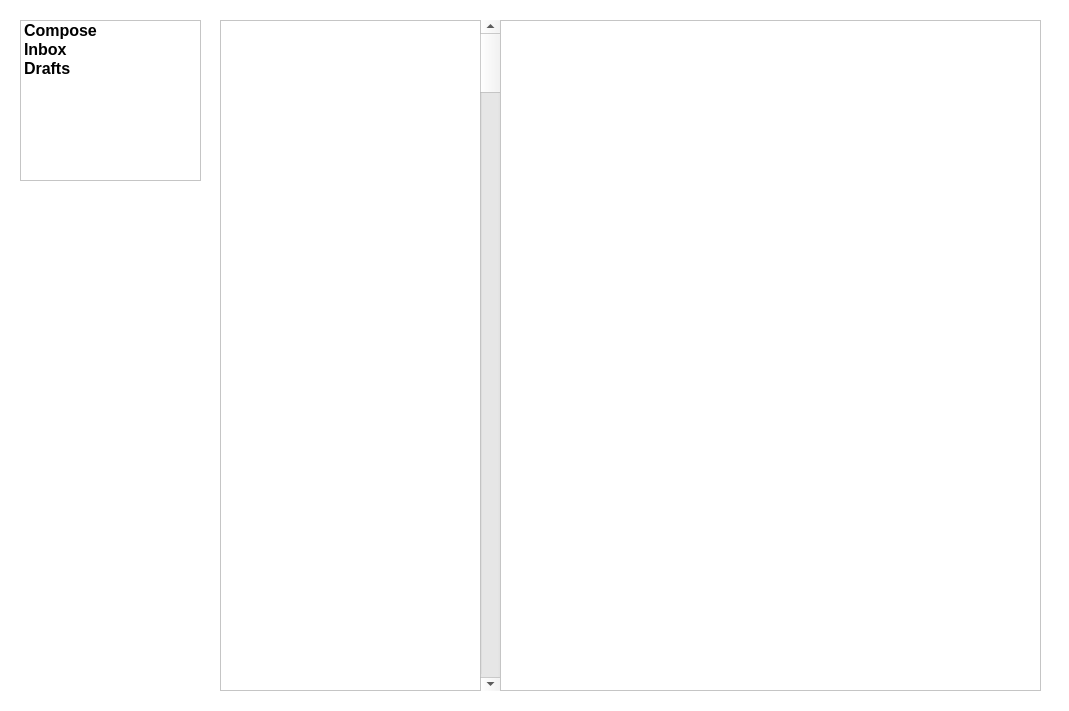
Qingzheng-Wang/EasyMail, file MainWindow.ui: the form before one commit.
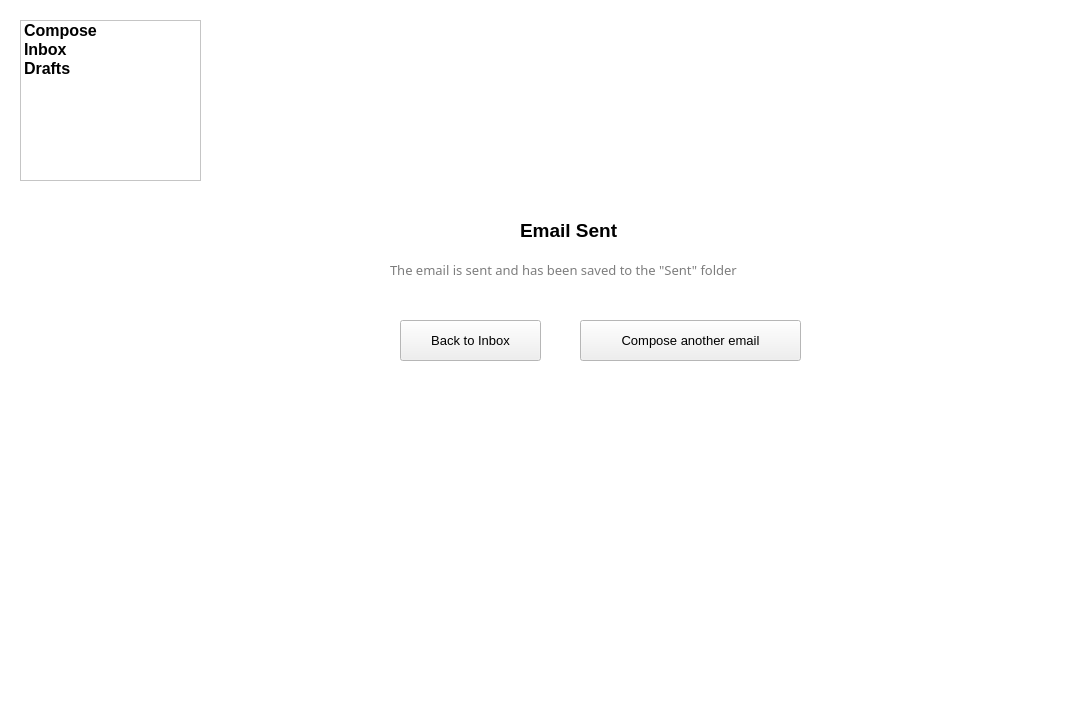
The form after the commit. Icons and pictures are not drawn.

```diff
--- a/MainWindow.ui
+++ b/MainWindow.ui
@@ -192,7 +192,7 @@
     <item>
      <widget class="QStackedWidget" name="stackedWidget">
       <property name="currentIndex">
-       <number>2</number>
+       <number>3</number>
       </property>
       <widget class="QWidget" name="pageCompose">
        <widget class="QLabel" name="labelNewMail">
@@ -418,6 +418,193 @@
         </property>
        </widget>
       </widget>
+      <widget class="QWidget" name="pageEmailSent">
+       <widget class="QLabel" name="label">
+        <property name="geometry">
+         <rect>
+          <x>300</x>
+          <y>100</y>
+          <width>111</width>
+          <height>101</height>
+         </rect>
+        </property>
+        <property name="text">
+         <string/>
+        </property>
+        <property name="pixmap">
+         <pixmap>../EmailSentIcon.png</pixmap>
+        </property>
+       </widget>
+       <widget class="QLabel" name="label_2">
+        <property name="geometry">
+         <rect>
+          <x>300</x>
+          <y>190</y>
+          <width>131</width>
+          <height>41</height>
+         </rect>
+        </property>
+        <property name="font">
+         <font>
+          <family>Microsoft YaHei UI</family>
+          <pointsize>14</pointsize>
+          <weight>75</weight>
+          <bold>true</bold>
+         </font>
+        </property>
+        <property name="text">
+         <string>Email Sent</string>
+        </property>
+       </widget>
+       <widget class="QLabel" name="label_3">
+        <property name="geometry">
+         <rect>
+          <x>170</x>
+          <y>240</y>
+          <width>431</width>
+          <height>20</height>
+         </rect>
+        </property>
+        <property name="palette">
+         <palette>
+          <active>
+           <colorrole role="WindowText">
+            <brush brushstyle="SolidPattern">
+             <color alpha="255">
+              <red>125</red>
+              <green>125</green>
+              <blue>125</blue>
+             </color>
+            </brush>
+           </colorrole>
+           <colorrole role="Text">
+            <brush brushstyle="SolidPattern">
+             <color alpha="255">
+              <red>156</red>
+              <green>156</green>
+              <blue>156</blue>
+             </color>
+            </brush>
+           </colorrole>
+           <colorrole role="PlaceholderText">
+            <brush brushstyle="SolidPattern">
+             <color alpha="128">
+              <red>156</red>
+              <green>156</green>
+              <blue>156</blue>
+             </color>
+            </brush>
+           </colorrole>
+          </active>
+          <inactive>
+           <colorrole role="WindowText">
+            <brush brushstyle="SolidPattern">
+             <color alpha="255">
+              <red>125</red>
+              <green>125</green>
+              <blue>125</blue>
+             </color>
+            </brush>
+           </colorrole>
+           <colorrole role="Text">
+            <brush brushstyle="SolidPattern">
+             <color alpha="255">
+              <red>156</red>
+              <green>156</green>
+              <blue>156</blue>
+             </color>
+            </brush>
+           </colorrole>
+           <colorrole role="PlaceholderText">
+            <brush brushstyle="SolidPattern">
+             <color alpha="128">
+              <red>156</red>
+              <green>156</green>
+              <blue>156</blue>
+             </color>
+            </brush>
+           </colorrole>
+          </inactive>
+          <disabled>
+           <colorrole role="WindowText">
+            <brush brushstyle="SolidPattern">
+             <color alpha="255">
+              <red>120</red>
+              <green>120</green>
+              <blue>120</blue>
+             </color>
+            </brush>
+           </colorrole>
+           <colorrole role="Text">
+            <brush brushstyle="SolidPattern">
+             <color alpha="255">
+              <red>120</red>
+              <green>120</green>
+              <blue>120</blue>
+             </color>
+            </brush>
+           </colorrole>
+           <colorrole role="PlaceholderText">
+            <brush brushstyle="SolidPattern">
+             <color alpha="128">
+              <red>0</red>
+              <green>0</green>
+              <blue>0</blue>
+             </color>
+            </brush>
+           </colorrole>
+          </disabled>
+         </palette>
+        </property>
+        <property name="font">
+         <font>
+          <family>Microsoft YaHei UI Light</family>
+          <pointsize>10</pointsize>
+         </font>
+        </property>
+        <property name="text">
+         <string>The email is sent and has been saved to the &quot;Sent&quot; folder</string>
+        </property>
+       </widget>
+       <widget class="QPushButton" name="pushButtonBackToInbox">
+        <property name="geometry">
+         <rect>
+          <x>180</x>
+          <y>300</y>
+          <width>141</width>
+          <height>41</height>
+         </rect>
+        </property>
+        <property name="font">
+         <font>
+          <family>Microsoft YaHei UI</family>
+          <pointsize>10</pointsize>
+         </font>
+        </property>
+        <property name="text">
+         <string>Back to Inbox</string>
+        </property>
+       </widget>
+       <widget class="QPushButton" name="pushButtonComposeAnotherEmail">
+        <property name="geometry">
+         <rect>
+          <x>360</x>
+          <y>300</y>
+          <width>221</width>
+          <height>41</height>
+         </rect>
+        </property>
+        <property name="font">
+         <font>
+          <family>Microsoft YaHei UI</family>
+          <pointsize>10</pointsize>
+         </font>
+        </property>
+        <property name="text">
+         <string>Compose another email</string>
+        </property>
+       </widget>
+      </widget>
      </widget>
     </item>
    </layout>
```
